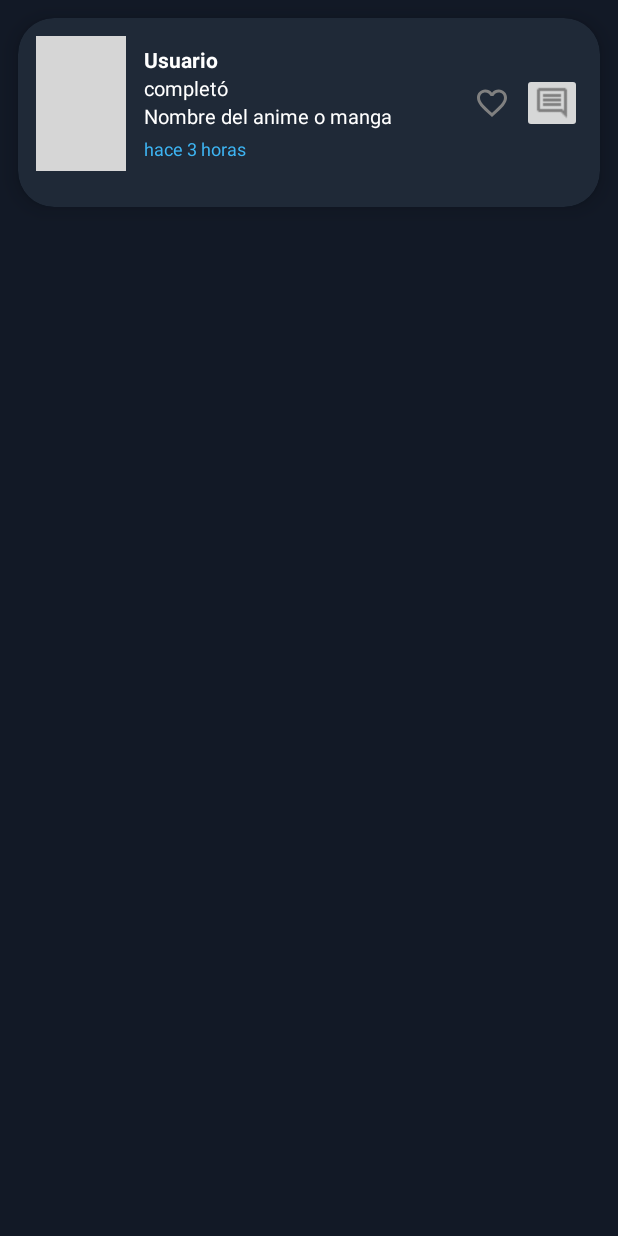
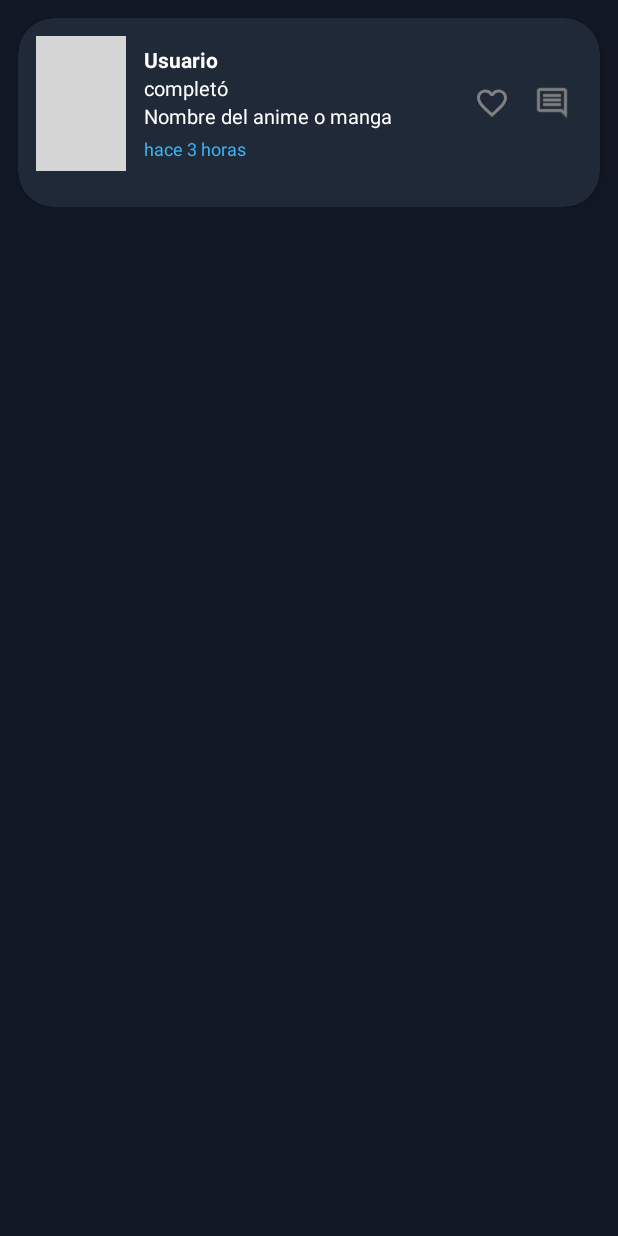
Before and after one commit to SantiDevel/YomiTrack, an Android app: the layout item_activity_card.xml on its own in the app's theme, with its tools: preview values and no code run, on a phone screen of 412 x 824 dp. Run offline under Robolectric (Android 15) with nearby library versions, the phone set to English and light mode, and no system bars; grey boxes are pictures that could not be loaded.

Commit message:
Mejora de xml para que se vea mucho mas formal!

```diff
--- a/app/src/main/res/layout/item_activity_card.xml
+++ b/app/src/main/res/layout/item_activity_card.xml
@@ -84,7 +84,8 @@
                 android:layout_width="40dp"
                 android:layout_height="40dp"
                 android:src="@drawable/ic_comment"
-                app:tint="@color/gray" />
+                app:tint="@color/gray"
+                android:backgroundTint="@color/primary"/>
         </LinearLayout>
 
         <LinearLayout
```
